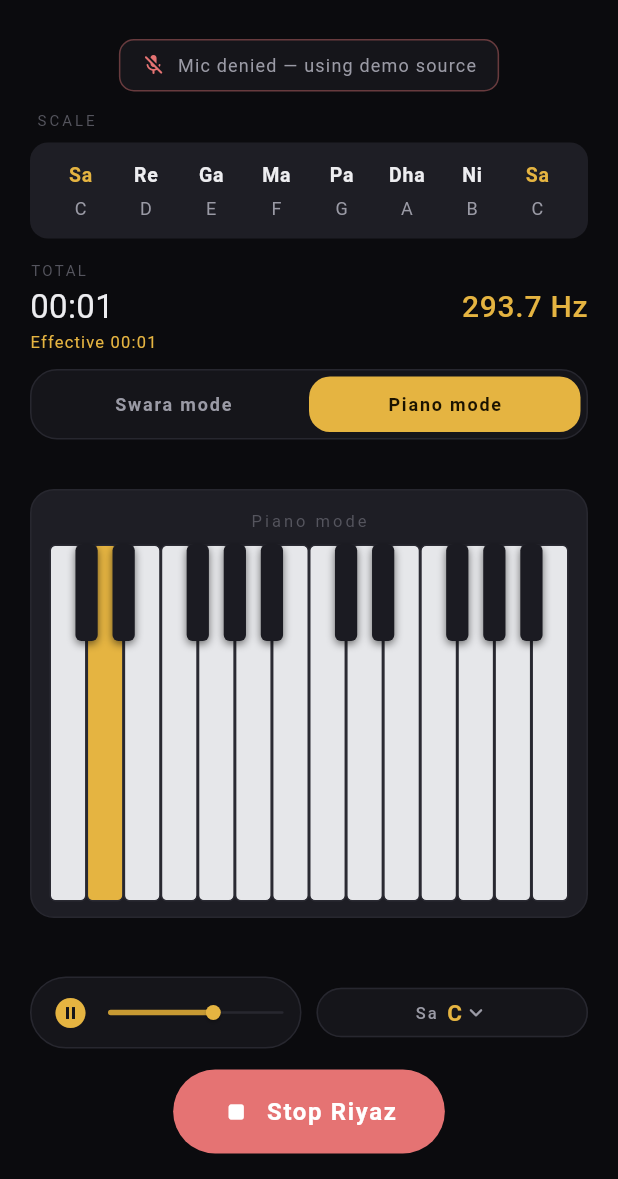
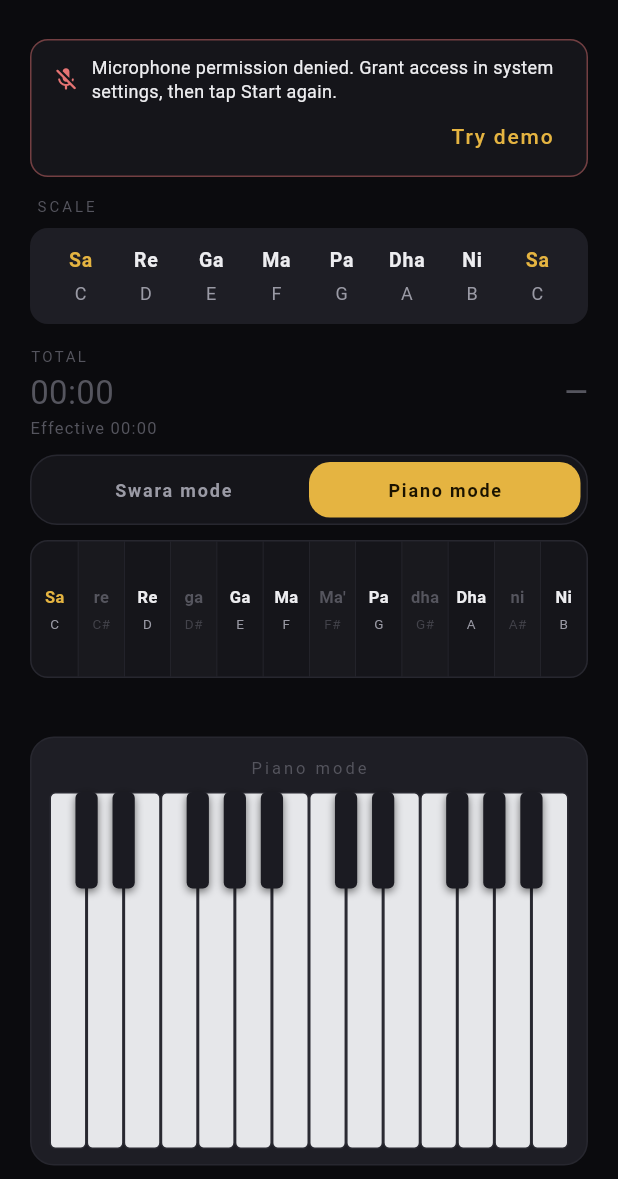
Before and after one commit to KabirKhanuja/Sargam, a Flutter app: the screen it shows after launch, after a tap on "Piano mode", after a tap on the "play circle" icon, after a tap on "Start Riyaz", on a phone screen of 412 x 824 dp, the part 57-1236 px from its top. Run offline on Flutter 3.47's test engine with Material 3 defaults, Android fonts, the phone set to English and light mode, and no system bars; our stand-ins replace audioplayers, flutter_riverpod; missing offline and left inert: pitch_detector_dart, record.

```diff
--- a/lib/core/widgets/pitch_indicator.dart
+++ b/lib/core/widgets/pitch_indicator.dart
@@ -28,17 +28,13 @@ class PitchRing extends StatelessWidget {
     return SizedBox(
       width: size,
       height: size,
-      child: AnimatedSwitcher(
-        duration: const Duration(milliseconds: 200),
       child: CustomPaint(
-          key: ValueKey('$voiced-$stable'),
         painter: _PitchRingPainter(
           cents: cents,
           voiced: voiced,
           stable: stable,
         ),
         child: Center(child: center ?? const SizedBox.shrink()),
-        ),
       ),
     );
   }
--- /dev/null
+++ b/lib/features/pitch/presentation/pitch_track_bar.dart
@@ -0,0 +1,176 @@
+import 'dart:math' as math;
+
+import 'package:flutter/material.dart';
+import 'package:flutter_riverpod/flutter_riverpod.dart';
+
+import '../../../core/constants/app_colors.dart';
+import '../../../core/constants/music_constants.dart';
+import '../../../core/utils/pitch_utils.dart';
+import '../../swara/domain/swara_model.dart';
+import '../../swara/presentation/swara_provider.dart';
+import 'pitch_provider.dart';
+
+/// Horizontal chromatic strip showing one octave from Sa.
+/// A red vertical cursor tracks the actual pitch position in real time so
+/// the user can see *exactly* why the discrete swara is what it is — and
+/// where they are between notes.
+class PitchTrackBar extends ConsumerWidget {
+  final double height;
+  const PitchTrackBar({super.key, this.height = 92});
+
+  static const Set<int> _accidentalIndices = {1, 3, 6, 8, 10};
+
+  @override
+  Widget build(BuildContext context, WidgetRef ref) {
+    final pitch = ref.watch(latestPitchProvider);
+    final scale = ref.watch(scaleConfigProvider);
+    final stableMidi = ref.watch(stableMidiProvider);
+
+    return LayoutBuilder(
+      builder: (ctx, constraints) {
+        final width = constraints.maxWidth;
+        final cursorX = _cursorPosition(
+          pitch?.isVoiced == true ? pitch!.hz : null,
+          scale,
+          width,
+        );
+
+        return Container(
+          height: height,
+          decoration: BoxDecoration(
+            color: AppColors.surface,
+            borderRadius: BorderRadius.circular(12),
+            border: Border.all(color: AppColors.divider),
+          ),
+          clipBehavior: Clip.antiAlias,
+          child: Stack(
+            children: [
+              _ScaleCells(scale: scale, stableMidi: stableMidi),
+              if (cursorX != null) _Cursor(x: cursorX),
+            ],
+          ),
+        );
+      },
+    );
+  }
+
+  static double? _cursorPosition(
+    double? hz,
+    ScaleConfig scale,
+    double width,
+  ) {
+    if (hz == null || hz <= 0 || !hz.isFinite) return null;
+    final saHz = PitchUtils.hzFromMidi(scale.saMidi.toDouble());
+    if (saHz <= 0) return null;
+    final cents = 1200 * (math.log(hz / saHz) / math.ln2);
+    if (!cents.isFinite) return null;
+    final wrapped = (((cents / 100.0) % 12) + 12) % 12; // 0..11.999
+    return (wrapped / 12.0) * width;
+  }
+}
+
+class _ScaleCells extends StatelessWidget {
+  final ScaleConfig scale;
+  final int? stableMidi;
+  const _ScaleCells({required this.scale, required this.stableMidi});
+
+  @override
+  Widget build(BuildContext context) {
+    int? activeIndex;
+    if (stableMidi != null && stableMidi! > 0) {
+      final pc = PitchUtils.pitchClass(stableMidi!);
+      activeIndex = ((pc - scale.saPitchClass) % 12 + 12) % 12;
+    }
+
+    return Row(
+      children: List.generate(12, (i) {
+        final pc = (scale.saPitchClass + i) % 12;
+        final swara = MusicConstants.swaraShortNames[i];
+        final note = MusicConstants.westernNotesSharp[pc];
+        final active = i == activeIndex;
+        final isSa = i == 0;
+        final isAccidental = PitchTrackBar._accidentalIndices.contains(i);
+
+        return Expanded(
+          child: Container(
+            decoration: BoxDecoration(
+              color: active
+                  ? AppColors.gold.withValues(alpha: 0.18)
+                  : (isAccidental
+                      ? AppColors.surfaceHigh.withValues(alpha: 0.4)
+                      : null),
+              border: Border(
+                left: i == 0
+                    ? BorderSide.none
+                    : const BorderSide(
+                        color: AppColors.divider,
+                        width: 0.5,
+                      ),
+              ),
+            ),
+            child: Column(
+              mainAxisAlignment: MainAxisAlignment.center,
+              children: [
+                FittedBox(
+                  fit: BoxFit.scaleDown,
+                  child: Text(
+                    swara,
+                    style: TextStyle(
+                      fontSize: 11,
+                      fontWeight: FontWeight.w600,
+                      color: isSa
+                          ? AppColors.gold
+                          : (isAccidental
+                              ? AppColors.textMuted
+                              : AppColors.textPrimary),
+                    ),
+                  ),
+                ),
+                const SizedBox(height: 3),
+                FittedBox(
+                  fit: BoxFit.scaleDown,
+                  child: Text(
+                    note,
+                    style: TextStyle(
+                      fontSize: 9,
+                      letterSpacing: 0.4,
+                      color: isAccidental
+                          ? AppColors.textMuted.withValues(alpha: 0.7)
+                          : AppColors.textSecondary,
+                    ),
+                  ),
+                ),
+              ],
+            ),
+          ),
+        );
+      }),
+    );
+  }
+}
+
+class _Cursor extends StatelessWidget {
+  final double x;
+  const _Cursor({required this.x});
+
+  @override
+  Widget build(BuildContext context) {
+    return Positioned(
+      left: x - 1,
+      top: 0,
+      bottom: 0,
+      child: Container(
+        width: 2,
+        decoration: const BoxDecoration(
+          color: AppColors.offPitch,
+          boxShadow: [
+            BoxShadow(
+              color: Color(0x66E57373),
+              blurRadius: 6,
+            ),
+          ],
+        ),
+      ),
+    );
+  }
+}
--- a/lib/features/riyaz/presentation/riyaz_provider.dart
+++ b/lib/features/riyaz/presentation/riyaz_provider.dart
@@ -65,20 +65,24 @@ class RiyazController extends Notifier<RiyazState> {
   Future<void> start() async {
     if (state.session.isRunning) return;
 
+    // Honour the configured source. NEVER silently fall back to demo —
+    // that mode previously masked real mic failures and made it look like
+    // the app was responding when it was actually playing a pre-baked phrase.
     try {
       final detector = ref.read(pitchDetectorProvider);
       await detector.start();
       state = state.copyWith(micDenied: false, lastError: null);
     } on MicPermissionDeniedException {
-      state = state.copyWith(micDenied: true);
-      ref.read(pitchSourceProvider.notifier).set(PitchSource.demo);
-      final fallback = ref.read(pitchDetectorProvider);
-      await fallback.start();
+      state = state.copyWith(
+        micDenied: true,
+        lastError: 'Microphone permission denied',
+      );
+      return;
     } catch (e) {
-      state = state.copyWith(lastError: e.toString());
-      ref.read(pitchSourceProvider.notifier).set(PitchSource.demo);
-      final fallback = ref.read(pitchDetectorProvider);
-      await fallback.start();
+      state = state.copyWith(
+        lastError: 'Mic init failed: $e',
+      );
+      return;
     }
 
     _stability.reset();
--- a/lib/features/riyaz/presentation/riyaz_screen.dart
+++ b/lib/features/riyaz/presentation/riyaz_screen.dart
@@ -7,6 +7,7 @@ import '../../../core/utils/time_utils.dart';
 import '../../../core/widgets/custom_button.dart';
 import '../../../core/widgets/pitch_indicator.dart';
 import '../../pitch/presentation/pitch_provider.dart';
+import '../../pitch/presentation/pitch_track_bar.dart';
 import '../../swara/presentation/swara_display.dart';
 import '../../swara/presentation/swara_provider.dart';
 import '../../tanpura/presentation/tanpura_controls.dart';
@@ -57,8 +58,8 @@ class RiyazScreen extends ConsumerWidget {
               padding: const EdgeInsets.fromLTRB(20, 8, 20, 16),
               child: Column(
                 children: [
-                  if (riyaz.micDenied) ...[
-                    const _MicDeniedBanner(),
+                  if (riyaz.micDenied || riyaz.lastError != null) ...[
+                    _MicErrorBanner(state: riyaz),
                     const SizedBox(height: 12),
                   ],
                   const _ScaleChartCard(),
@@ -66,7 +67,9 @@ class RiyazScreen extends ConsumerWidget {
                   _StatsRow(state: riyaz),
                   const SizedBox(height: 10),
                   const _ModeToggle(),
-                  const SizedBox(height: 6),
+                  const SizedBox(height: 10),
+                  const PitchTrackBar(),
+                  const SizedBox(height: 12),
                   SizedBox(
                     height: ringSize,
                     child: Center(
@@ -521,36 +524,65 @@ class _StatsRow extends ConsumerWidget {
   }
 }
 
-class _MicDeniedBanner extends ConsumerWidget {
-  const _MicDeniedBanner();
+class _MicErrorBanner extends ConsumerWidget {
+  final RiyazState state;
+  const _MicErrorBanner({required this.state});
 
   @override
   Widget build(BuildContext context, WidgetRef ref) {
+    final source = ref.watch(pitchSourceProvider);
+    final usingDemo = source == PitchSource.demo;
+    final message = state.micDenied
+        ? 'Microphone permission denied. Grant access in system settings, then tap Start again.'
+        : (state.lastError ?? 'Mic init failed.');
+
     return Container(
-      padding: const EdgeInsets.symmetric(horizontal: 14, vertical: 8),
+      width: double.infinity,
+      padding: const EdgeInsets.symmetric(horizontal: 14, vertical: 10),
       decoration: BoxDecoration(
         color: AppColors.surface,
-        borderRadius: BorderRadius.circular(10),
-        border: Border.all(color: AppColors.offPitch.withValues(alpha: 0.4)),
+        borderRadius: BorderRadius.circular(12),
+        border: Border.all(color: AppColors.offPitch.withValues(alpha: 0.45)),
       ),
-      child: Row(
-        mainAxisSize: MainAxisSize.min,
+      child: Column(
+        crossAxisAlignment: CrossAxisAlignment.start,
         children: [
-          const Icon(
-            Icons.mic_off_rounded,
-            size: 16,
-            color: AppColors.offPitch,
+          Row(
+            children: [
+              const Icon(Icons.mic_off_rounded,
+                  size: 18, color: AppColors.offPitch),
+              const SizedBox(width: 8),
+              Expanded(
+                child: Text(
+                  message,
+                  style: const TextStyle(
+                    fontSize: 12,
+                    height: 1.35,
+                    color: AppColors.textPrimary,
+                  ),
+                ),
+              ),
+            ],
           ),
-          const SizedBox(width: 8),
-          Flexible(
-            child: Text(
-              'Mic denied — using demo source',
-              style: const TextStyle(
-                fontSize: 12,
-                letterSpacing: 0.8,
-                color: AppColors.textSecondary,
+          const SizedBox(height: 6),
+          Row(
+            mainAxisAlignment: MainAxisAlignment.end,
+            children: [
+              TextButton(
+                onPressed: () {
+                  ref
+                      .read(pitchSourceProvider.notifier)
+                      .set(usingDemo ? PitchSource.mic : PitchSource.demo);
+                },
+                style: TextButton.styleFrom(
+                  foregroundColor: AppColors.gold,
+                  padding: const EdgeInsets.symmetric(horizontal: 8),
+                  minimumSize: const Size(0, 32),
+                  tapTargetSize: MaterialTapTargetSize.shrinkWrap,
+                ),
+                child: Text(usingDemo ? 'Use mic' : 'Try demo'),
               ),
-            ),
+            ],
           ),
         ],
       ),
```
Also changed, not shown: lib/features/pitch/data/mic_pitch_detector_service.dart (+176 -17 lines), lib/features/pitch/domain/pitch_model.dart (+3 -6 lines), lib/features/pitch/presentation/pitch_provider.dart (+19 -5 lines). Lines whose indentation alone changed are shown as unchanged.
